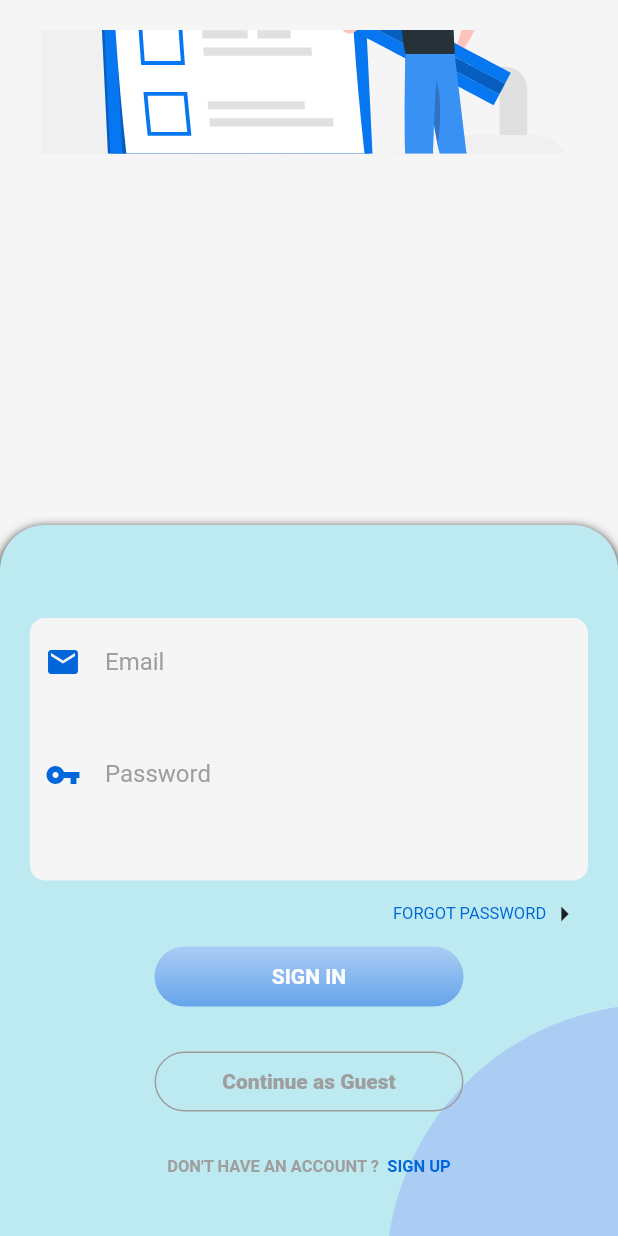
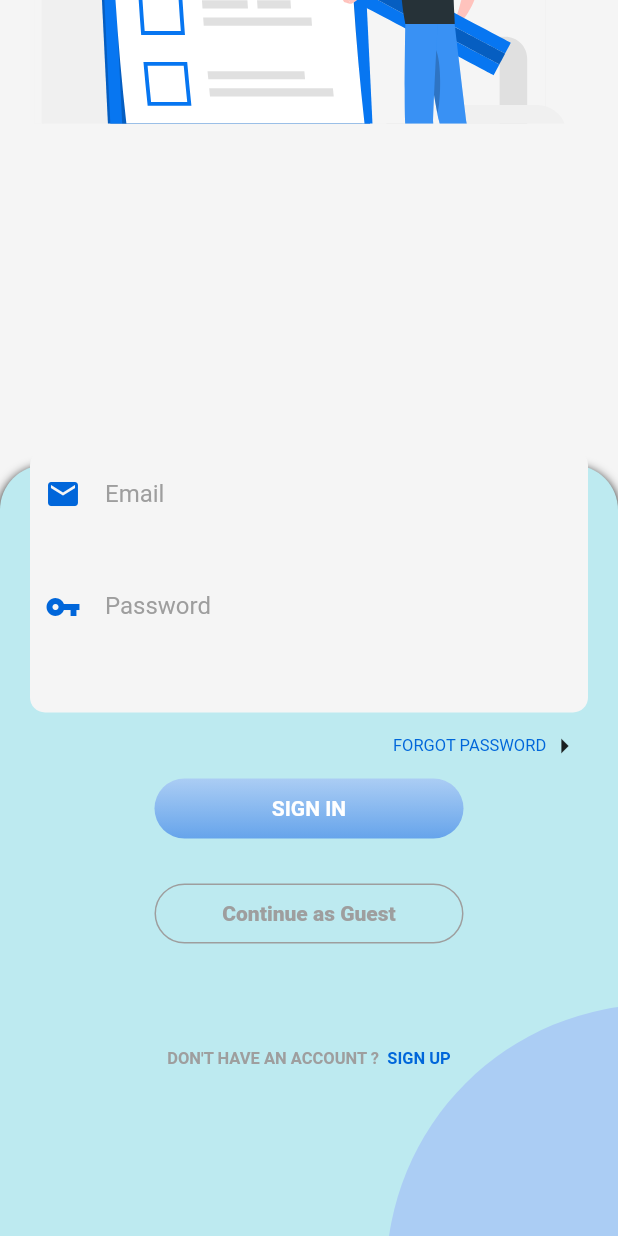
Before and after one commit to HavaGundogan/OUA_F3_TEAM, a Flutter app: the ForgotPasswordView screen opened by its route, after a tap on "LOGIN", on a phone screen of 412 x 824 dp. Run offline on Flutter 3.47's test engine with Material 2 defaults, Android fonts, the phone set to English and light mode, and no system bars; our stand-ins replace get_it, google_fonts, lottie, stacked, stacked_services; Roboto replaces fonts that are missing (Ubuntu).

Commit message:
file organized

```diff
--- a/lib/common/widgets/background_widget.dart
+++ b/lib/common/widgets/background_widget.dart
@@ -11,7 +11,7 @@ class BackgroundWidget extends StatelessWidget {
         bottom: 0,
         left: 0,
         right: 0,
-        top: 350,
+        top: 310,
         child: Container(
             width: size.width,
             decoration: BoxDecoration(
--- a/lib/common/widgets/forgot_widget.dart
+++ b/lib/common/widgets/forgot_widget.dart
@@ -10,7 +10,7 @@ Positioned buildForgotWidget(FargotPasswordViewModel model) {
     bottom: 40,
     left: 0,
     right: 0,
-    top: 360,
+    top: 300,
     child: Container(
       width: double.infinity,
       height: 200,
--- a/lib/common/widgets/loginViewPosition_widget.dart
+++ b/lib/common/widgets/loginViewPosition_widget.dart
@@ -8,14 +8,26 @@ import 'package:yourself_in_time_project/ui/login/login_view_model.dart';
 
 Positioned buildWidget(BuildContext context, LoginViewModel model) {
   return Positioned(
-    bottom: 40,
+    bottom: 0,
     left: 0,
     right: 0,
-    top: 320,
+    top: 0,
     child: ListView(
       physics: NeverScrollableScrollPhysics(),
-      reverse: true,
       children: <Widget>[
+        Column(
+          children: [
+            EmailAndPasswordWidget(
+              model: model,
+            ),
+            ButtonNavigateContinue(
+              model: model,
+            ),
+          ],
+        ),
+        const SizedBox(
+          height: 40,
+        ),
         Row(
           mainAxisAlignment: MainAxisAlignment.center,
           children: <Widget>[
@@ -38,12 +50,6 @@ Positioned buildWidget(BuildContext context, LoginViewModel model) {
             ),
           ],
         ),
-        ButtonNavigateContinue(
-          model: model,
-        ),
-        EmailAndPasswordWidget(
-          model: model,
-        ),
       ],
     ),
   );
--- a/lib/common/widgets/login_textfield_widget.dart
+++ b/lib/common/widgets/login_textfield_widget.dart
@@ -1,8 +1,5 @@
-// ignore_for_file: public_member_api_docs, sort_constructors_first
 import 'package:flutter/material.dart';
-
 import 'package:yourself_in_time_project/common/constants/colors_constants.dart';
-import 'package:yourself_in_time_project/common/constants/controller_constants.dart';
 
 class LoginTextfieldWidget extends StatelessWidget {
   final String text;
--- a/lib/ui/forgotPassword/forgot_password_view.dart
+++ b/lib/ui/forgotPassword/forgot_password_view.dart
@@ -28,7 +28,7 @@ class _ForgotPasswordViewState extends State<ForgotPasswordView> {
               body: Stack(
                 children: <Widget>[
                   buildJsonAsset(
-                      size, AssetsPathConstants.thinkJsonPath, 0, 20),
+                      size, AssetsPathConstants.thinkJsonPath, 0, -10),
                   BackgroundWidget(),
                   getLightBlueCircle(context),
                   buildForgotWidget(model),
--- a/lib/ui/forgotPassword/forgot_password_view_model.dart
+++ b/lib/ui/forgotPassword/forgot_password_view_model.dart
@@ -15,9 +15,6 @@ class FargotPasswordViewModel extends AppBaseViewModel {
   void validateEmail() {
     if (_email.isEmpty) {
       _emailError = 'Lütfen Email giriniz!!!';
-    } else if (!_email.endsWith('@gmail.com') ||
-        !_email.endsWith('@outlook.com')) {
-      _emailError = 'Lütfen geçerli bir Email giriniz!!!';
     } else {
       _emailError = '';
     }
--- a/lib/ui/login/login_view.dart
+++ b/lib/ui/login/login_view.dart
@@ -30,7 +30,7 @@ class _LoginViewState extends State<LoginView> {
                   size,
                   AssetsPathConstants.workingJsonPath,
                   20,
-                  20,
+                  0,
                 ),
                 BackgroundWidget(),
                 getLightBlueCircle(context),
--- a/lib/ui/register/register_view.dart
+++ b/lib/ui/register/register_view.dart
@@ -31,7 +31,7 @@ class _RegisterViewState extends State<RegisterView> {
                 size,
                 AssetsPathConstants.welcomeJsonPath,
                 -20,
-                20,
+                0,
               ),
               BackgroundWidget(),
               getLightBlueCircle(context),
@@ -41,7 +41,7 @@ class _RegisterViewState extends State<RegisterView> {
 
   Positioned buildRegister(RegisterViewModel model) {
     return Positioned(
-      top: 70,
+      top: 30,
       left: 0,
       right: 0,
       child: RegisterFieldWidget(
```
Also changed, not shown: assets/images/splash.png.
